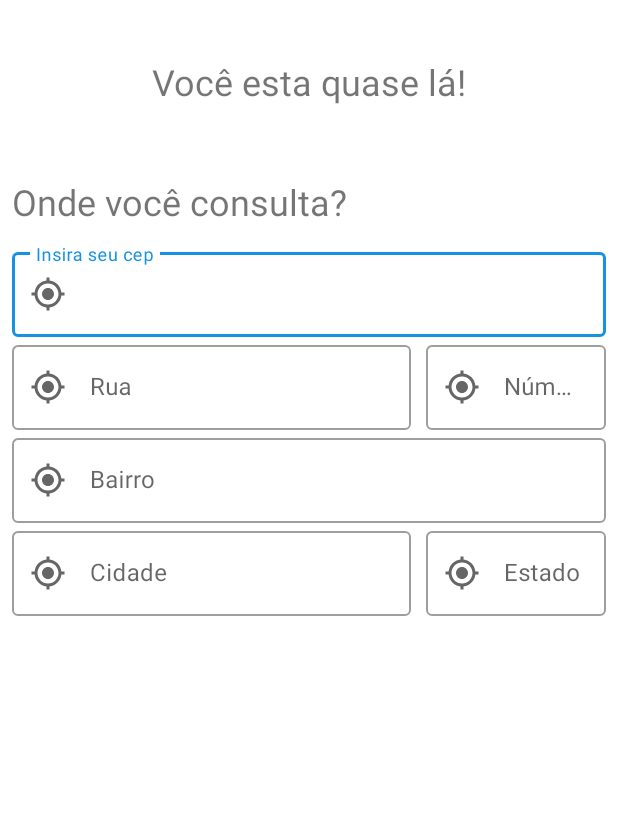
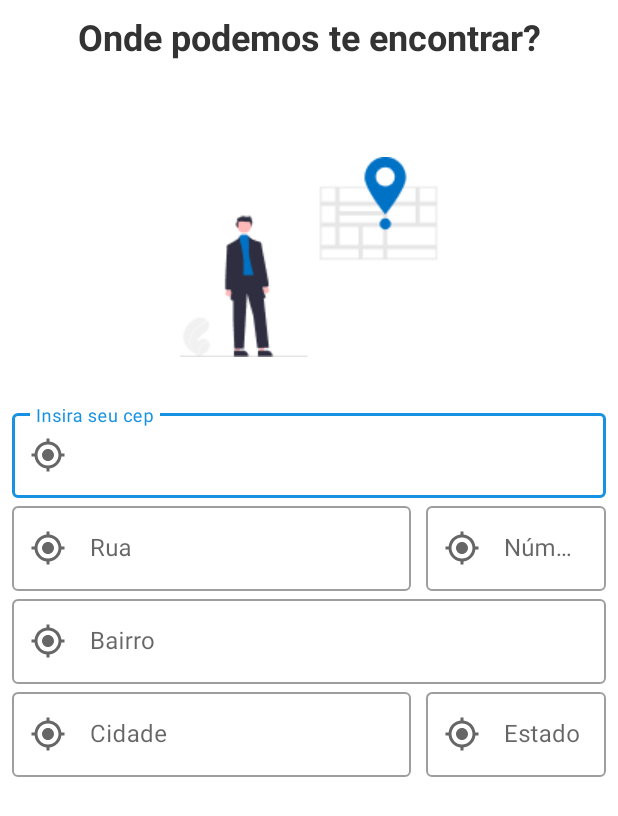
Before and after one commit to jwlds/TeethKids, an Android app: the fragment AddressFragment shown on its own in the app's theme, on a phone screen of 412 x 824 dp. Shown: the top 816 px of the screen. Run offline under Robolectric (Android 15) with nearby library versions, the phone set to English and light mode, and no system bars; plain views replace MaskEditText.

Commit message:
Update: address fragment interface change

```diff
--- a/app/src/main/res/layout/fragment_address.xml
+++ b/app/src/main/res/layout/fragment_address.xml
@@ -16,35 +16,36 @@
             android:id="@+id/labelTitle"
             android:layout_width="0dp"
             android:layout_height="wrap_content"
-            android:layout_marginTop="30dp"
-            android:gravity="center"
             android:text="@string/string_address_register_page_title"
+            android:textAlignment="center"
+            android:textColor="#333333"
             android:textSize="24sp"
+            android:textStyle="bold"
             app:layout_constraintEnd_toEndOf="parent"
             app:layout_constraintStart_toStartOf="parent"
             app:layout_constraintTop_toTopOf="parent" />
 
-        <TextView
-            android:id="@+id/labelAndress"
-            android:layout_width="0dp"
+        <ImageView
+            android:id="@+id/imageView"
+            android:layout_width="wrap_content"
             android:layout_height="wrap_content"
-            android:layout_marginTop="80dp"
-            android:text="@string/string_address_register_title_fields"
-            android:textSize="24sp"
-            app:layout_constraintEnd_toEndOf="@+id/labelTitle"
-            app:layout_constraintStart_toStartOf="@+id/labelTitle"
-            app:layout_constraintTop_toTopOf="@+id/labelTitle" />
+            android:layout_marginTop="64dp"
+            android:src="@drawable/address"
+            app:layout_constraintBottom_toTopOf="@+id/zipCodeInputLayout"
+            app:layout_constraintEnd_toEndOf="parent"
+            app:layout_constraintStart_toStartOf="parent"
+            app:layout_constraintTop_toBottomOf="@+id/labelTitle" />
 
         <com.google.android.material.textfield.TextInputLayout
             android:id="@+id/zipCodeInputLayout"
             style="@style/Widget.MaterialComponents.TextInputLayout.OutlinedBox"
             android:layout_width="match_parent"
             android:layout_height="wrap_content"
-            android:layout_marginTop="92dp"
+            android:layout_marginTop="32dp"
             app:endIconMode="custom"
             app:layout_constraintEnd_toEndOf="@id/labelTitle"
             app:layout_constraintStart_toStartOf="@id/labelTitle"
-            app:layout_constraintTop_toBottomOf="@id/labelTitle"
+            app:layout_constraintTop_toBottomOf="@id/imageView"
             app:startIconDrawable="@drawable/baseline_gps_fixed_24">
 
             <com.santalu.maskara.widget.MaskEditText
--- a/app/src/main/res/values/strings.xml
+++ b/app/src/main/res/values/strings.xml
@@ -77,8 +77,8 @@
     <string name="string_education_register_page_title">Acadêmico</string>
     <string name="string_login_page_title">Seja bem vindo!</string>
     <string name="string_help_page_title">Sobre o App</string>
-    <string name="string_address_register_page_title">Você esta quase lá!</string>
-    <string name="string_personal_informations_page_title">Quem é você?</string>
+    <string name="string_address_register_page_title">Onde podemos te encontrar?</string>
+    <string name="string_personal_informations_page_title">Nos conte sobre você</string>
     <string name="string_recover_account_page_title">Recuperar senha</string>
     <string name="string_review_page_title">Notas e avaliações</string>
 
```
Also changed, not shown: app/src/main/res/drawable/address.png (added).
